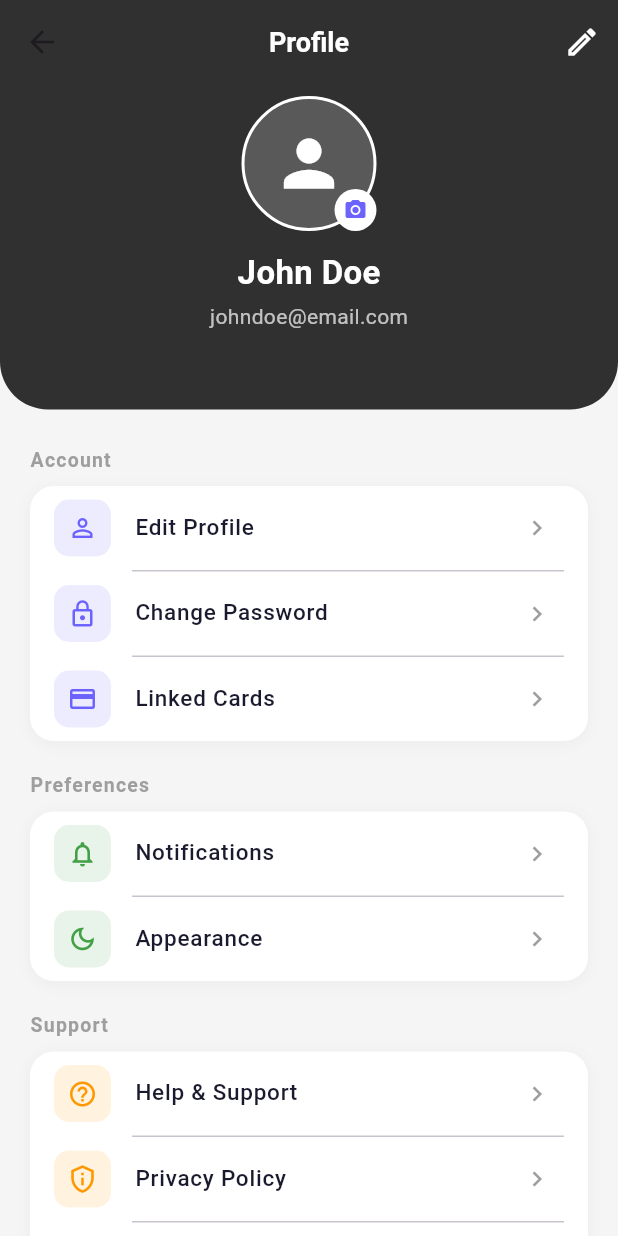
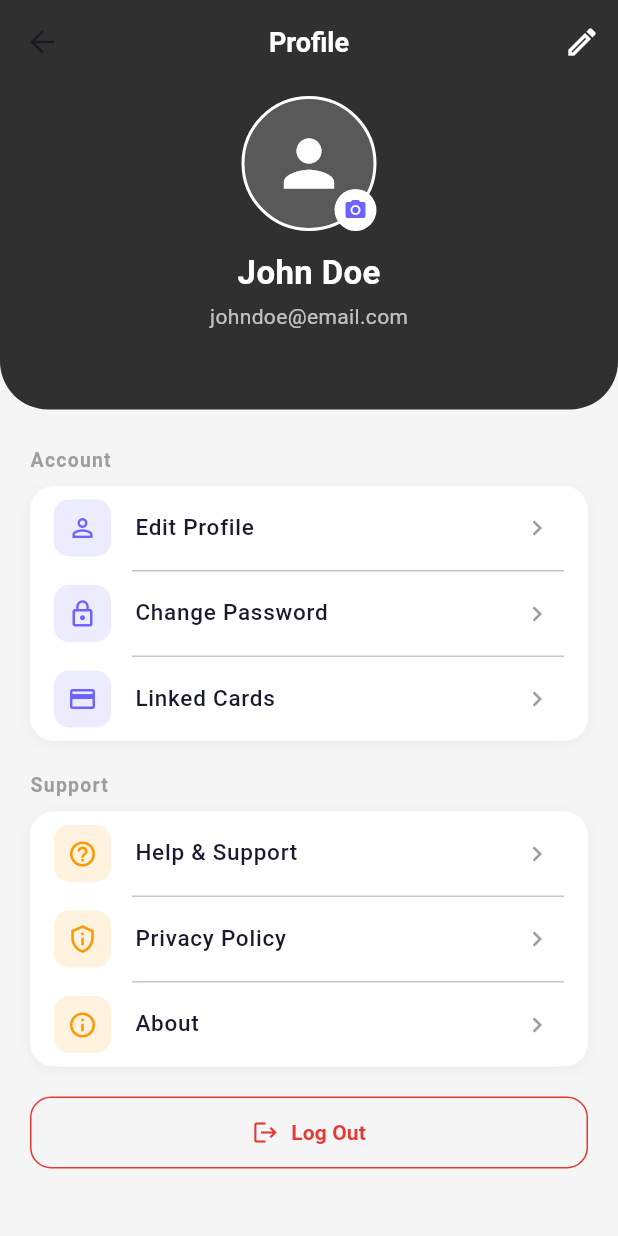
Before and after one commit to kambaikariuki/nfc_app, a Flutter app: the ProfileScreen screen opened directly, on a phone screen of 412 x 824 dp. Run offline on Flutter 3.47's test engine with Material 3 defaults, Android fonts, the phone set to English and light mode, and no system bars; our stand-ins replace shared_preferences; missing offline and left inert: flutter_nfc_kit; accounts and stored records are empty.

Commit message:
Removed unused elements on profile page

```diff
--- a/lib/screens/profile.dart
+++ b/lib/screens/profile.dart
@@ -32,22 +32,7 @@ class _ProfileScreenState extends State<ProfileScreen> {
         },
       ],
     },
-    {
-      'section': 'Preferences',
-      'items': [
-        {
-          'icon': Icons.notifications_outlined,
-          'label': 'Notifications',
-          'color': Color(0xFF43A047),
-        },
-        // {'icon': Icons.language_outlined, 'label': 'Language', 'color': Color(0xFF43A047)},
-        {
-          'icon': Icons.dark_mode_outlined,
-          'label': 'Appearance',
-          'color': Color(0xFF43A047),
-        },
-      ],
-    },
+
     {
       'section': 'Support',
       'items': [
```
